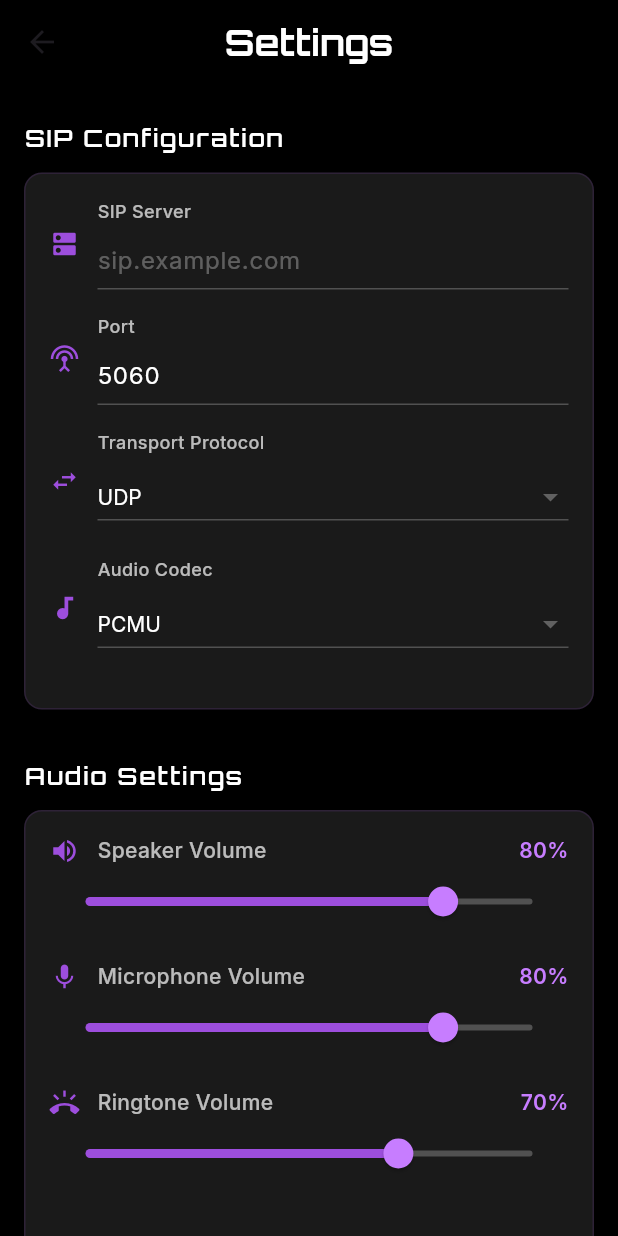
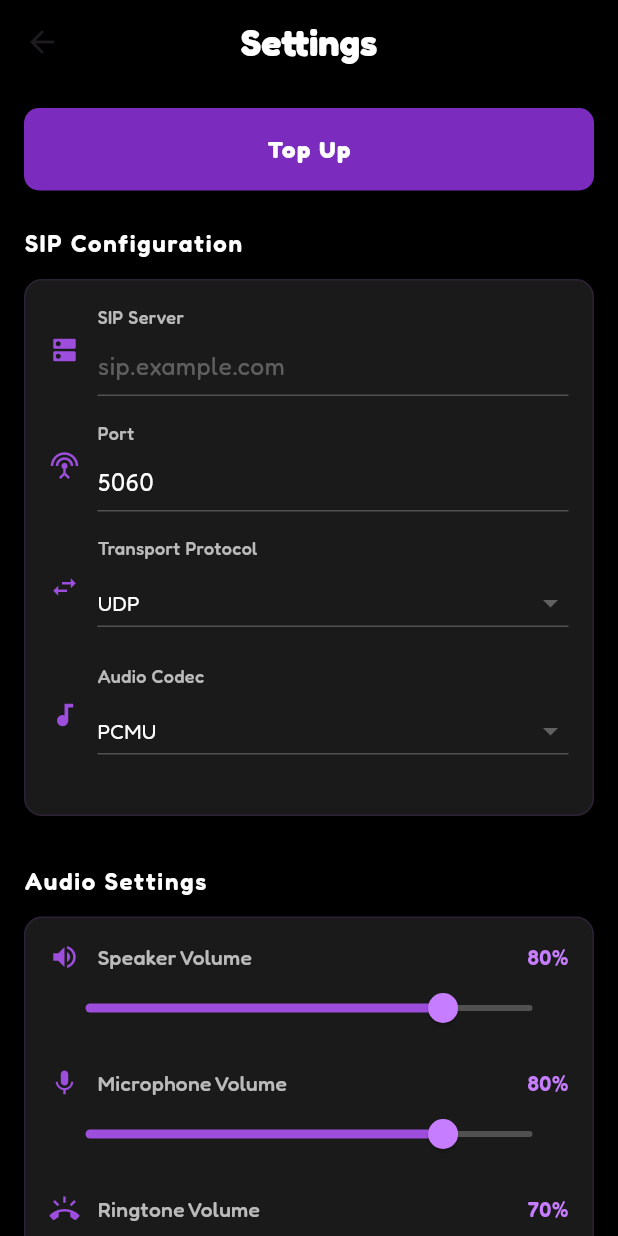
Before and after one commit to Christentimmy/divo, a Flutter app: the SettingsScreen screen opened by its route, on a phone screen of 412 x 824 dp. Run offline on Flutter 3.47's test engine with Material 3 defaults, Android fonts, the phone set to English and light mode, and no system bars; our stand-ins replace cherry_toast, flutter_staggered_animations, get, google_fonts, pinput.

Commit message:
setting screen modified

```diff
--- a/lib/app/modules/dial/views/dial_screen.dart
+++ b/lib/app/modules/dial/views/dial_screen.dart
@@ -1,6 +1,7 @@
 import 'package:divo/app/resources/app_colors.dart';
 import 'package:divo/app/routes/app_routes.dart';
 import 'package:divo/app/widgets/custom_textfield.dart';
+import 'package:divo/app/widgets/snack_bar.dart';
 import 'package:flutter/material.dart';
 import 'package:flutter/services.dart';
 import 'package:get/get.dart';
@@ -160,7 +161,10 @@ class DialScreen extends StatelessWidget {
         IconButton(
           onPressed: () {
             HapticFeedback.lightImpact();
-            if (_input.value.isEmpty) return;
+            if (_input.value.isEmpty) {
+              CustomSnackbar.showErrorToast("Enter number to save");
+              return;
+            }
             Get.toNamed(
               AppRoutes.createContact,
               arguments: {'phoneNumber': _input.value},
--- a/lib/app/modules/settings/views/settings_screen.dart
+++ b/lib/app/modules/settings/views/settings_screen.dart
@@ -21,21 +21,6 @@ class SettingsScreen extends StatelessWidget {
         padding: const EdgeInsets.all(16),
         child: StaggeredColumnAnimation(
           children: [
-            _buildSectionHeader('SIP Configuration'),
-            _buildSIPConfigSection(),
-            const SizedBox(height: 24),
-
-            _buildSectionHeader('Audio Settings'),
-            _buildAudioSettingsSection(),
-            const SizedBox(height: 24),
-
-            _buildSectionHeader('Call Settings'),
-            _buildCallSettingsSection(),
-            const SizedBox(height: 24),
-
-            _buildSectionHeader('Account'),
-            _buildAccountSection(),
-            const SizedBox(height: 32),
             CustomButton(
               ontap: () {},
               isLoading: false.obs,
@@ -50,8 +35,18 @@ class SettingsScreen extends StatelessWidget {
               ),
             ),
             const SizedBox(height: 16),
-            _buildSaveButton(),
-            const SizedBox(height: 16),
+            _buildSectionHeader('SIP Configuration'),
+            _buildSIPConfigSection(),
+            const SizedBox(height: 24),
+
+            _buildSectionHeader('Audio Settings'),
+            _buildAudioSettingsSection(),
+            const SizedBox(height: 24),
+
+            _buildSectionHeader('Account'),
+            _buildAccountSection(),
+            const SizedBox(height: 24),
+
             CustomButton(
               ontap: () => Get.offAllNamed(AppRoutes.login),
               isLoading: false.obs,
@@ -80,10 +75,10 @@ class SettingsScreen extends StatelessWidget {
       centerTitle: true,
       title: Text(
         'Settings',
-        style: GoogleFonts.orbitron(
+        style: GoogleFonts.fredoka(
+          fontSize: 25,
+          fontWeight: FontWeight.w700,
           color: Colors.white,
-          fontSize: 24,
-          fontWeight: FontWeight.w700,
         ),
       ),
     );
@@ -94,7 +89,7 @@ class SettingsScreen extends StatelessWidget {
       padding: const EdgeInsets.only(bottom: 12, top: 8),
       child: Text(
         title,
-        style: GoogleFonts.orbitron(
+        style: GoogleFonts.fredoka(
           fontSize: 16,
           fontWeight: FontWeight.w600,
           color: Colors.white,
@@ -111,6 +106,7 @@ class SettingsScreen extends StatelessWidget {
         hint: 'sip.example.com',
         value: controller.sipServer,
         icon: Icons.dns,
+        isReadOnly: true,
       ),
       _buildTextField(
         label: 'Port',
@@ -118,6 +114,7 @@ class SettingsScreen extends StatelessWidget {
         value: controller.sipPort,
         icon: Icons.settings_input_antenna,
         keyboardType: TextInputType.number,
+        isReadOnly: true,
       ),
       _buildDropdown(
         label: 'Transport Protocol',
@@ -188,43 +185,6 @@ class SettingsScreen extends StatelessWidget {
     ]);
   }
 
-  Widget _buildCallSettingsSection() {
-    return _buildSettingsCard([
-      Obx(
-        () => _buildSwitch(
-          label: 'Auto Answer',
-          value: controller.autoAnswer.value,
-          onChanged: (val) => controller.autoAnswer.value = val,
-          icon: Icons.phone_callback,
-        ),
-      ),
-      Obx(
-        () => _buildSwitch(
-          label: 'Call Recording',
-          value: controller.callRecording.value,
-          onChanged: (val) => controller.callRecording.value = val,
-          icon: Icons.fiber_manual_record,
-        ),
-      ),
-      Obx(
-        () => _buildSwitch(
-          label: 'Vibration on Call',
-          value: controller.vibrationOnCall.value,
-          onChanged: (val) => controller.vibrationOnCall.value = val,
-          icon: Icons.vibration,
-        ),
-      ),
-      Obx(
-        () => _buildSwitch(
-          label: 'Show Call Duration',
-          value: controller.showCallDuration.value,
-          onChanged: (val) => controller.showCallDuration.value = val,
-          icon: Icons.timer,
-        ),
-      ),
-    ]);
-  }
-
   Widget _buildAccountSection() {
     return _buildSettingsCard([
       _buildTextField(
@@ -269,6 +229,7 @@ class SettingsScreen extends StatelessWidget {
     required RxString value,
     required IconData icon,
     TextInputType? keyboardType,
+    bool isReadOnly = false,
   }) {
     return Padding(
       padding: const EdgeInsets.only(bottom: 16),
@@ -282,7 +243,7 @@ class SettingsScreen extends StatelessWidget {
               children: [
                 Text(
                   label,
-                  style: GoogleFonts.inter(
+                  style: GoogleFonts.fredoka(
                     color: Colors.white70,
                     fontSize: 12,
                     fontWeight: FontWeight.w500,
@@ -290,11 +251,12 @@ class SettingsScreen extends StatelessWidget {
                 ),
                 const SizedBox(height: 4),
                 Obx(
-                  () => TextField(
-                    style: GoogleFonts.inter(color: Colors.white),
+                  () => TextFormField(
+                    readOnly: isReadOnly,
+                    style: GoogleFonts.fredoka(color: Colors.white),
                     decoration: InputDecoration(
                       hintText: hint,
-                      hintStyle: GoogleFonts.inter(color: Colors.white30),
+                      hintStyle: GoogleFonts.fredoka(color: Colors.white30),
                       isDense: true,
                       contentPadding: const EdgeInsets.symmetric(vertical: 8),
                       enabledBorder: UnderlineInputBorder(
@@ -338,7 +300,7 @@ class SettingsScreen extends StatelessWidget {
               children: [
                 Text(
                   label,
-                  style: GoogleFonts.inter(
+                  style: GoogleFonts.fredoka(
                     color: Colors.white70,
                     fontSize: 12,
                     fontWeight: FontWeight.w500,
@@ -350,7 +312,7 @@ class SettingsScreen extends StatelessWidget {
                     value: value.value,
                     isExpanded: true,
                     dropdownColor: const Color(0xFF2A2A2A),
-                    style: GoogleFonts.inter(color: Colors.white),
+                    style: GoogleFonts.fredoka(color: Colors.white),
                     underline: Container(height: 1, color: Colors.white24),
                     items: items.map((String item) {
                       return DropdownMenuItem<String>(
@@ -391,7 +353,7 @@ class SettingsScreen extends StatelessWidget {
               Expanded(
                 child: Text(
                   label,
-                  style: GoogleFonts.inter(
+                  style: GoogleFonts.fredoka(
                     color: Colors.white70,
                     fontSize: 14,
                     fontWeight: FontWeight.w500,
@@ -400,7 +362,7 @@ class SettingsScreen extends StatelessWidget {
               ),
               Text(
                 '${value.toInt()}%',
-                style: GoogleFonts.inter(
+                style: GoogleFonts.fredoka(
                   color: AppColors.neonPurpleBright,
                   fontSize: 14,
                   fontWeight: FontWeight.w600,
@@ -437,7 +399,7 @@ class SettingsScreen extends StatelessWidget {
           Expanded(
             child: Text(
               label,
-              style: GoogleFonts.inter(
+              style: GoogleFonts.fredoka(
                 color: Colors.white70,
                 fontSize: 14,
                 fontWeight: FontWeight.w500,
@@ -457,43 +419,4 @@ class SettingsScreen extends StatelessWidget {
       ),
     );
   }
-
-  Widget _buildSaveButton() {
-    return Container(
-      width: double.infinity,
-      height: 50,
-      decoration: BoxDecoration(
-        gradient: LinearGradient(
-          colors: [AppColors.neonPurple, AppColors.neonPurpleBright],
-        ),
-        borderRadius: BorderRadius.circular(12),
-        boxShadow: [
-          BoxShadow(
-            color: AppColors.neonPurple.withOpacity(0.5),
-            blurRadius: 20,
-            spreadRadius: 2,
-          ),
-        ],
-      ),
-      child: ElevatedButton(
-        onPressed: () => controller.saveSettings(),
-        style: ElevatedButton.styleFrom(
-          backgroundColor: Colors.transparent,
-          shadowColor: Colors.transparent,
-          shape: RoundedRectangleBorder(
-            borderRadius: BorderRadius.circular(12),
-          ),
-        ),
-        child: Text(
-          'Save Settings',
-          style: GoogleFonts.fredoka(
-            fontSize: 16,
-            fontWeight: FontWeight.w700,
-            color: Colors.white,
-            letterSpacing: 1.2,
-          ),
-        ),
-      ),
-    );
-  }
 }
--- a/lib/app/widgets/snack_bar.dart
+++ b/lib/app/widgets/snack_bar.dart
@@ -13,14 +13,14 @@ class CustomSnackbar {
       toastPosition: position,
       title: Text(
         "Error",
-        style: GoogleFonts.poppins(
+        style: GoogleFonts.fredoka(
           color: Colors.white,
           fontWeight: FontWeight.bold,
         ),
       ),
       description: Text(
         message,
-        style: GoogleFonts.poppins(color: Colors.white),
+        style: GoogleFonts.fredoka(color: Colors.white, fontSize: 12),
       ),
       backgroundColor: const Color.fromARGB(216, 244, 67, 54),
       animationDuration: const Duration(milliseconds: 300),
@@ -45,14 +45,14 @@ class CustomSnackbar {
     CherryToast.success(
       title: Text(
         "Success",
-        style: GoogleFonts.poppins(
+        style: GoogleFonts.fredoka(
           color: Colors.white,
           fontWeight: FontWeight.bold,
         ),
       ),
       description: Text(
         message,
-        style: GoogleFonts.poppins(color: Colors.white),
+        style: GoogleFonts.fredoka(color: Colors.white, fontSize: 12),
       ),
       backgroundColor: Colors.green,
       animationDuration: const Duration(milliseconds: 300),
```
